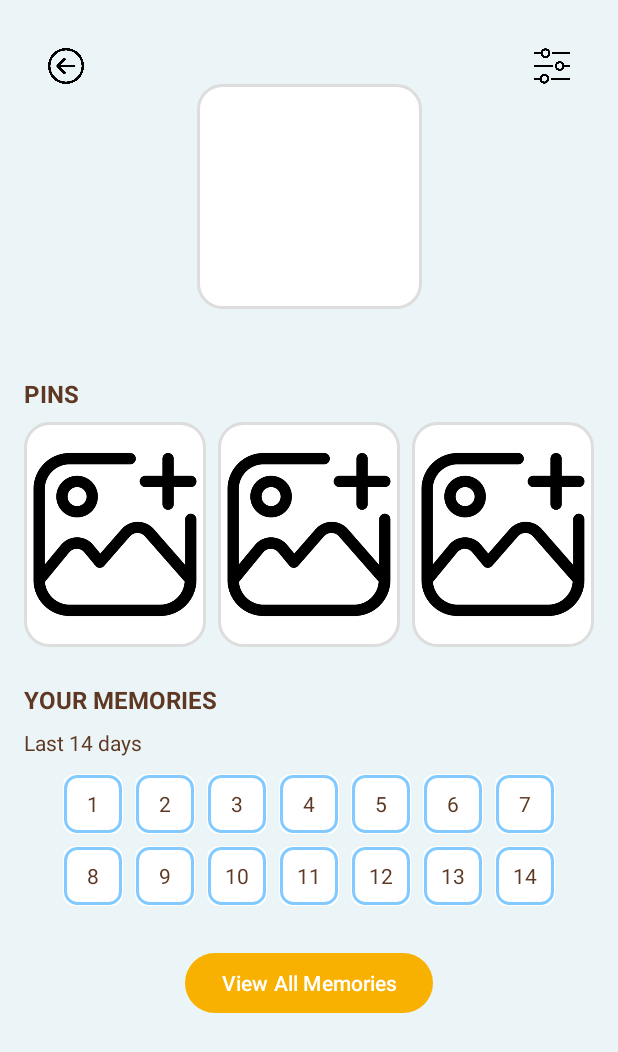
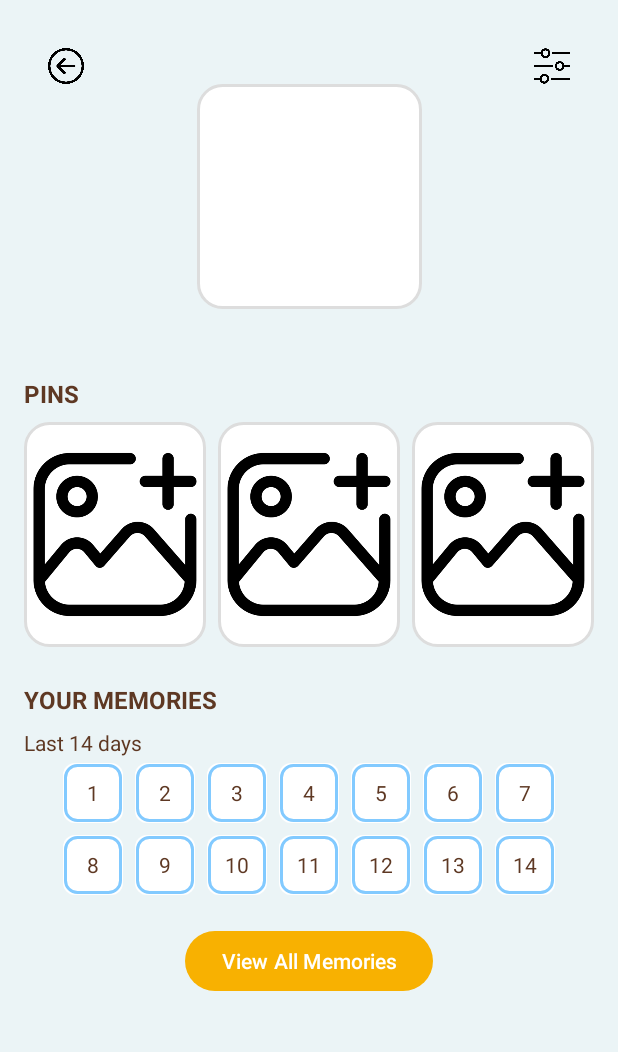
Before and after one commit to jovanfidello/Kuishinbo, an Android app: the fragment ProfileFragment shown on its own in the app's theme, on a phone screen of 412 x 824 dp. Shown: the top 1052 px of the screen. Run offline under Robolectric (Android 15) with nearby library versions, the phone set to English and light mode, and no system bars; our stand-ins replace Firebase (no records; nobody signed in at launch, a user with empty details on screens opened directly); 1 statement that could not run was skipped.

Commit message:
Update profile

```diff
--- a/app/src/main/res/layout/fragment_profile.xml
+++ b/app/src/main/res/layout/fragment_profile.xml
@@ -169,7 +169,6 @@
             android:layout_width="wrap_content"
             android:layout_height="wrap_content"
             android:columnCount="7"
-            android:padding="7dp"
             android:layout_gravity="center"
             android:rowCount="2"
             android:orientation="horizontal">
@@ -181,7 +180,7 @@
             android:background="@drawable/border_background"
             android:gravity="center"
             android:layout_margin="4dp"
-        android:text="1" />
+            android:text="1" />
 
         <TextView
             android:layout_width="40dp"
```
